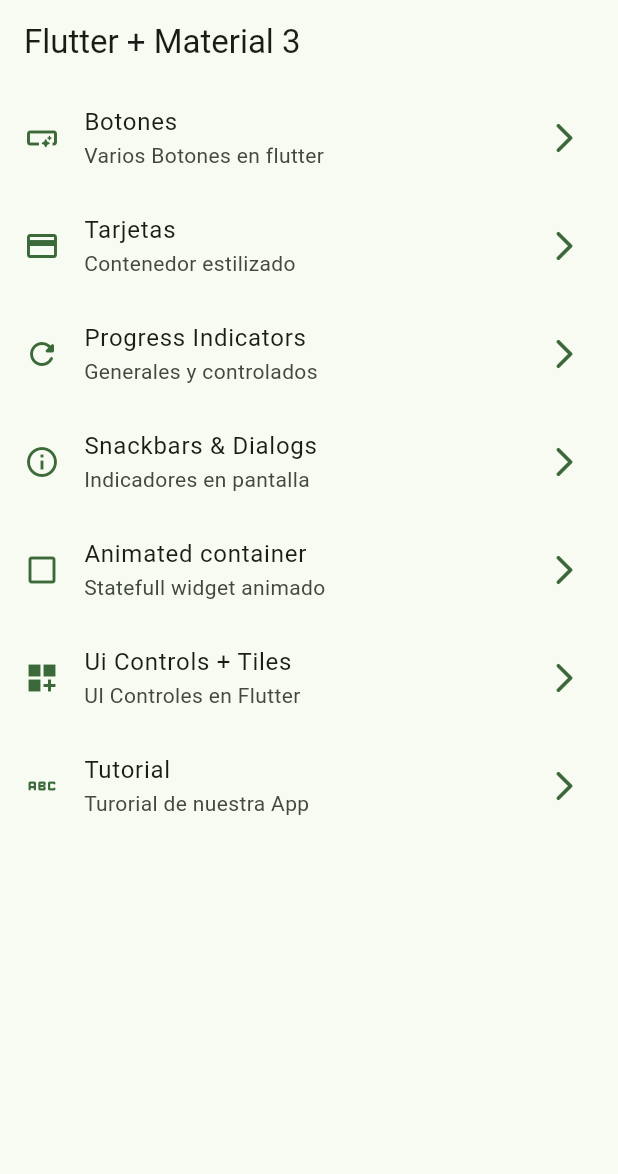
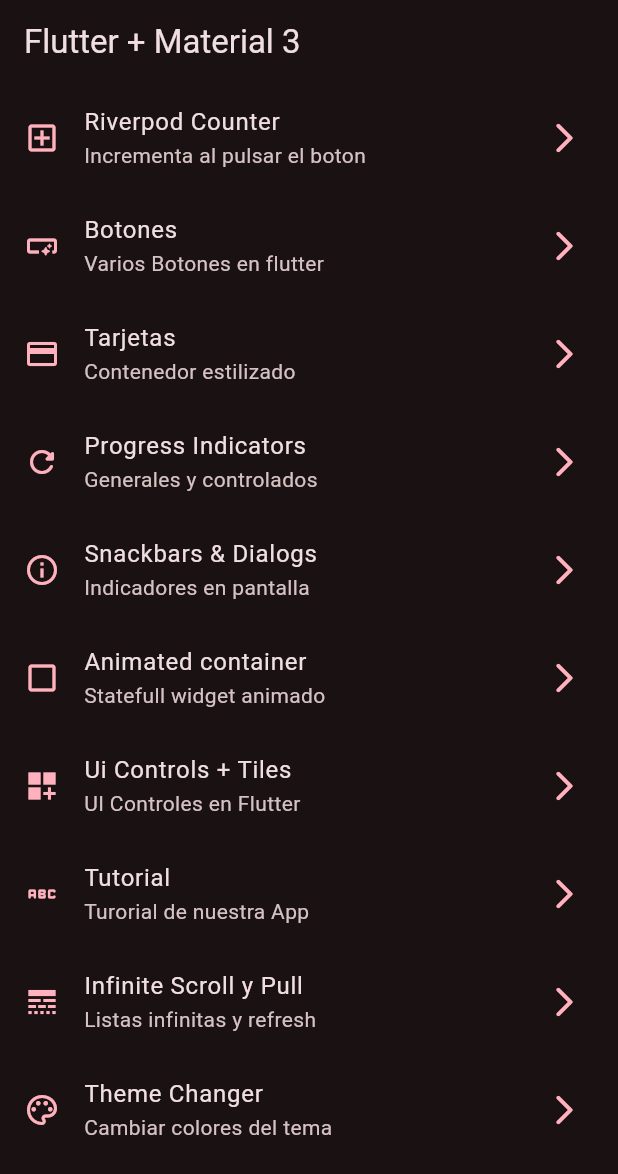
Before and after one commit to ciarte/widgets_app, a Flutter app: the screen it shows after launch, on a phone screen of 412 x 824 dp. Shown: the top 1174 px of the screen. Run offline on Flutter 3.47's test engine with Material 2 defaults, Android fonts, the phone set to English and light mode, and no system bars; our stand-ins replace animate_do, flutter_riverpod, go_router.

Commit message:
riverpod impl

```diff
--- a/lib/config/menu/menu_items.dart
+++ b/lib/config/menu/menu_items.dart
@@ -14,6 +14,11 @@ class MenuItem {
 }
 
 const appMenuItems = <MenuItem>[
+  MenuItem(
+      title: 'Riverpod Counter',
+      subtitle: 'Incrementa al pulsar el boton',
+      link: '/counter-screen',
+      icon: Icons.add_box_outlined),
   MenuItem(
     title: 'Botones',
     subtitle: 'Varios Botones en flutter',
@@ -53,4 +58,14 @@ const appMenuItems = <MenuItem>[
       subtitle: 'Turorial de nuestra App',
       link: '/tutorial',
       icon: Icons.abc_rounded),
+  MenuItem(
+      title: 'Infinite Scroll y Pull',
+      subtitle: 'Listas infinitas y refresh',
+      link: '/infinite',
+      icon: Icons.line_style_sharp),
+  MenuItem(
+      title: 'Theme Changer',
+      subtitle: 'Cambiar colores del tema',
+      link: '/theme',
+      icon: Icons.color_lens_outlined),
 ];
--- a/lib/config/router/app_router.dart
+++ b/lib/config/router/app_router.dart
@@ -44,5 +44,20 @@ final appRouter = GoRouter(
       name: AppTutorialScreen.name,
       builder: (context, state) => const AppTutorialScreen(),
     ),
+    GoRoute(
+      path: '/infinite',
+      name: InfiniteScrollScreen.name,
+      builder: (context, state) => const InfiniteScrollScreen(),
+    ),
+    GoRoute(
+      path: '/counter-screen',
+      name: CounterScreen.name,
+      builder: (context, state) => const CounterScreen(),
+    ),
+    GoRoute(
+      path: '/theme',
+      name: ThemeChangerScreen.name,
+      builder: (context, state) => const ThemeChangerScreen(),
+    ),
   ],
 );
--- a/lib/config/theme/app_theme.dart
+++ b/lib/config/theme/app_theme.dart
@@ -9,8 +9,10 @@ const colorList = <Color>[
 
 class AppTheme {
   final int selectedColor;
+  final bool isDarkmode;
 
   AppTheme({
+    this.isDarkmode = false,
     this.selectedColor = 0,
   })  : assert(selectedColor >= 0, 'Selected Color must be greater than 0'),
         assert(selectedColor < colorList.length,
@@ -18,6 +20,7 @@ class AppTheme {
 
   ThemeData getTheme() => ThemeData(
       useMaterial3: true,
+      brightness: isDarkmode ? Brightness.dark : Brightness.light,
       colorSchemeSeed: colorList[selectedColor],
       appBarTheme: const AppBarTheme(
         centerTitle: false,
--- a/lib/main.dart
+++ b/lib/main.dart
@@ -1,21 +1,27 @@
 import 'package:flutter/material.dart';
+import 'package:flutter_riverpod/flutter_riverpod.dart';
 import 'package:widgets_app/config/router/app_router.dart';
 import 'package:widgets_app/config/theme/app_theme.dart';
+import 'package:widgets_app/presentation/providers/theme_provider.dart';
 
 void main() {
-  runApp(const MyApp());
+  runApp(const ProviderScope(child: MyApp()));
 }
 
-class MyApp extends StatelessWidget {
+class MyApp extends ConsumerWidget {
   const MyApp({super.key});
 
   @override
-  Widget build(BuildContext context) {
+  Widget build(BuildContext context, WidgetRef ref) {
+    final bool isDarkmode = ref.watch(isDarkmodeProvioder);
+    final int selectedColor = ref.watch(selectedColorProvider);
+
     return MaterialApp.router(
       title: 'Flutter Widgets',
       routerConfig: appRouter,
       debugShowCheckedModeBanner: false,
-      theme: AppTheme(selectedColor: 2).getTheme(),
+      theme: AppTheme(selectedColor: selectedColor, isDarkmode: isDarkmode)
+          .getTheme(),
     );
   }
 }
--- /dev/null
+++ b/lib/presentation/providers/counter_provider.dart
@@ -0,0 +1,3 @@
+import 'package:flutter_riverpod/flutter_riverpod.dart';
+
+final counterProvider = StateProvider((ref) => 5);
--- /dev/null
+++ b/lib/presentation/providers/theme_provider.dart
@@ -0,0 +1,11 @@
+import 'package:flutter_riverpod/flutter_riverpod.dart';
+import 'package:widgets_app/config/theme/app_theme.dart';
+
+//un simple boolean
+final isDarkmodeProvioder = StateProvider((ref) => true);
+
+//listado de colores inmutable
+final colorListProvider = Provider((ref) => colorList);
+
+//un simple int
+final selectedColorProvider = StateProvider((ref) => 0);
--- a/lib/presentation/screens/screens.dart
+++ b/lib/presentation/screens/screens.dart
@@ -7,3 +7,5 @@ export 'infinite_scroll/infinite_scroll_screen.dart';
 export 'ui_controls/ui_controls_screen.dart';
 export 'progress/progress_screen.dart';
 export 'snackbar/snackbar_screen.dart';
+export 'counter/counter_screen.dart';
+export 'theme_changer/theme_changer.dart';
--- a/pubspec.yaml
+++ b/pubspec.yaml
@@ -36,6 +36,7 @@ dependencies:
   cupertino_icons: ^1.0.2
   go_router: ^10.0.0
   animate_do: ^3.0.2
+  flutter_riverpod: ^2.3.6
 
 dev_dependencies:
   flutter_test:
```
Also changed, not shown: lib/presentation/screens/counter/counter_screen.dart (added, +40 -0 lines), lib/presentation/screens/theme_changer/theme_changer.dart (added, +58 -0 lines), pubspec.lock.
